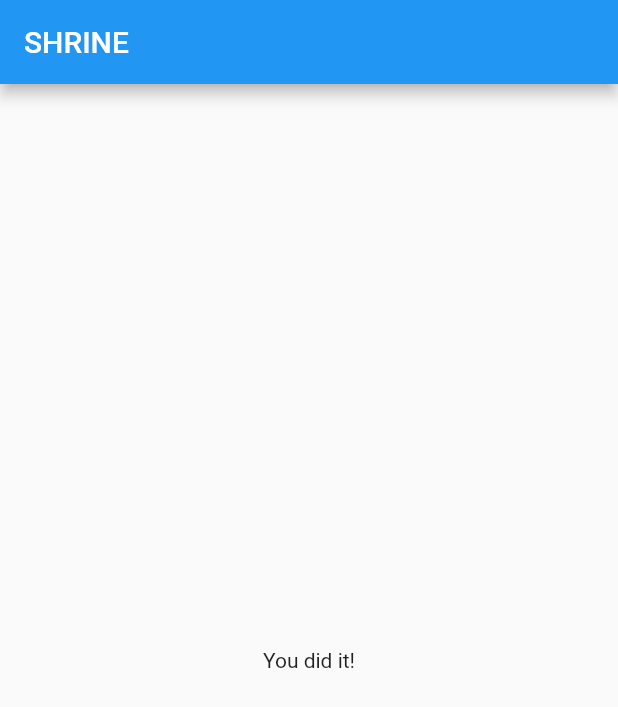
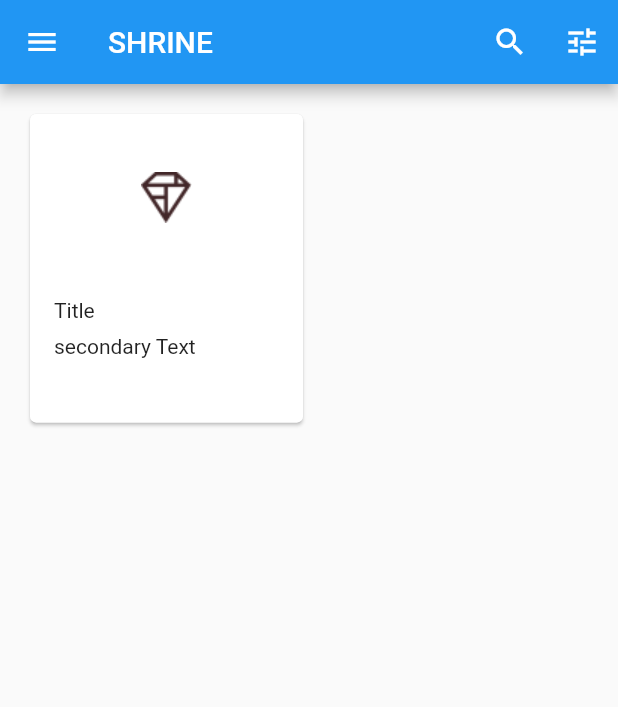
Before and after one commit to JAICHANGPARK/Flutter_Dock, a Flutter app: the HomePage screen opened directly, on a phone screen of 412 x 824 dp. Shown: the top 707 px of the screen. Run offline on Flutter 3.47's test engine with Material 2 defaults, Android fonts, the phone set to English and light mode, and no system bars; missing offline and left inert: fluttery.

Commit message:
add card

```diff
--- a/mdc_100_series/lib/home.dart
+++ b/mdc_100_series/lib/home.dart
@@ -25,11 +25,104 @@ class HomePage extends StatelessWidget {
       // TODO: Add app bar (102)
       appBar: AppBar(
         title: Text('SHRINE'),
+
+        leading: IconButton(
+          icon: Icon(
+            Icons.menu,
+            semanticLabel: 'menu',
+          ),
+          onPressed: (){
+            print('Menu Button Pressed');
+          },
+        ),
+
+        actions: <Widget>[
+          IconButton(
+            icon: Icon(
+              Icons.search,
+              semanticLabel: 'search',
+            ),
+            onPressed: (){
+              print('Search Button');
+            },
+          ),
+          IconButton(
+            icon: Icon(
+              Icons.tune,
+              semanticLabel: 'filter',
+            ),
+            onPressed: (){
+              print('Filter Clicked');
+            },
+          )
+
+        ],
+
       ),
+      body: GridView.count(
+        crossAxisCount: 2,
+        padding: EdgeInsets.all(16.0),
+        childAspectRatio: 8.0/9.0,
+        children: <Widget>[
+          Card(
+            child: Column(
+              crossAxisAlignment: CrossAxisAlignment.start,
+              children: <Widget>[
+                AspectRatio(
+                  aspectRatio: 18.0 / 11.0,
+                  child: Image.asset('assets/diamond.png'),
+                ),
+                new Padding(
+                  padding: EdgeInsets.fromLTRB(16.0, 12.0, 16.0,8.0),
+                  child: Column(
+                    crossAxisAlignment: CrossAxisAlignment.start,
+                    children: <Widget>[
+                      Text('Title'),
+                      SizedBox(height: 8.0),
+                      Text('secondary Text'),
+                    ],
+                  ),)
+              ],
+            ),
+          )
+        ],
+      ),
+
       // TODO: Add a grid view (102)
-      body: Center(
-        child: Text('You did it!'),
-      ),
+//      body: Center(
+//        child: Text('You did it!'),
+//      ),
     );
   }
 }
+
+// TODO: Make a collection of cards (102)
+List<Card> _buildGridCards(int count) {
+  List<Card> cards = List.generate(
+    count,
+        (int index) => Card(
+      child: Column(
+        crossAxisAlignment: CrossAxisAlignment.start,
+        children: <Widget>[
+          AspectRatio(
+            aspectRatio: 18.0 / 11.0,
+            child: Image.asset('assets/diamond.png'),
+          ),
+          Padding(
+            padding: EdgeInsets.fromLTRB(16.0, 12.0, 16.0, 8.0),
+            child: Column(
+              crossAxisAlignment: CrossAxisAlignment.start,
+              children: <Widget>[
+                Text('Title'),
+                SizedBox(height: 8.0),
+                Text('Secondary Text'),
+              ],
+            ),
+          ),
+        ],
+      ),
+    ),
+  );
+
+  return cards;
+}
```
